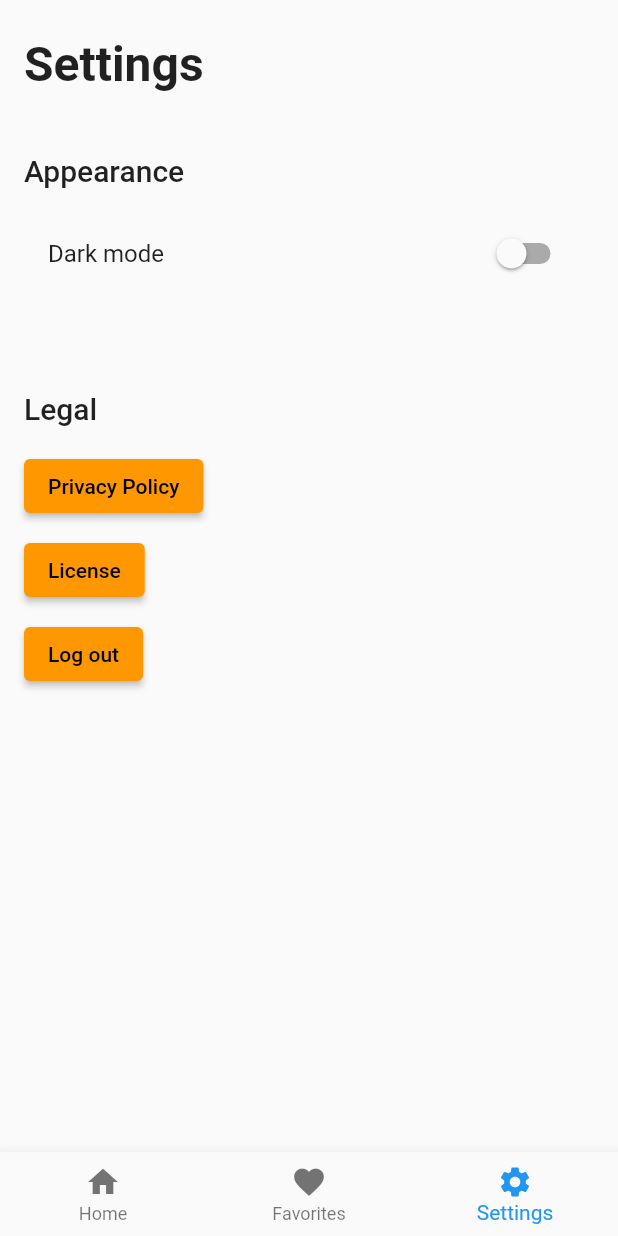
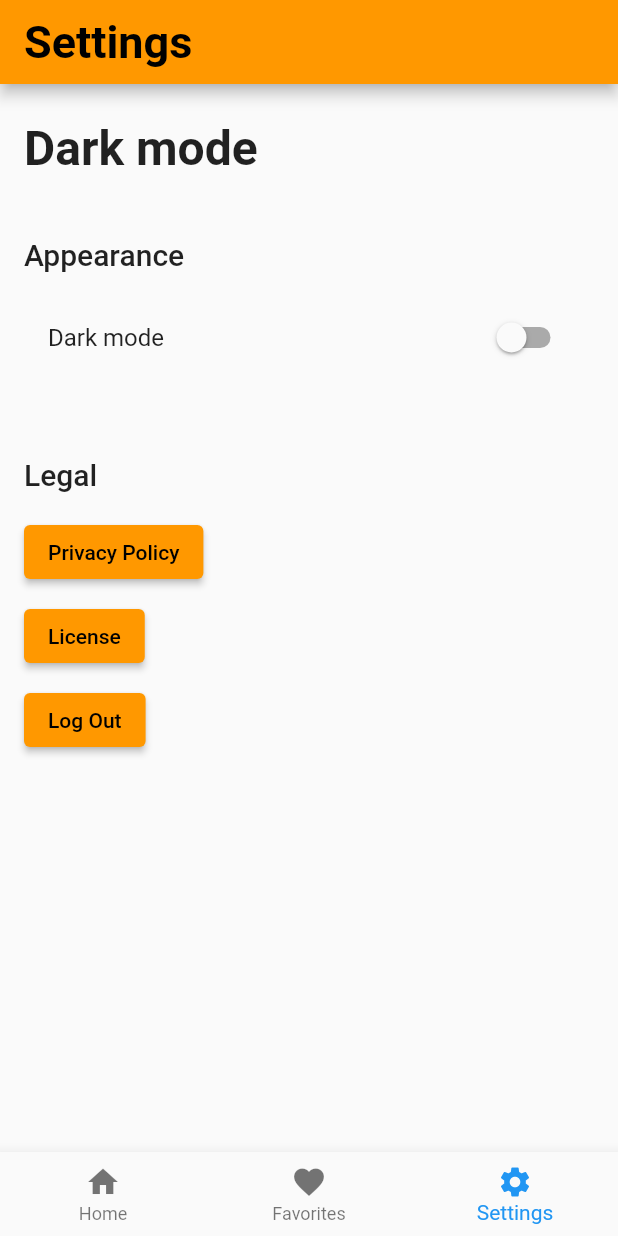
Before and after one commit to ZenMobility/Meal-Recipe, a Flutter app: the FavoritesScreen screen opened by its route, item 3 of the bottom bar chosen, after a tap on "Privacy Policy", on a phone screen of 412 x 824 dp. Run offline on Flutter 3.47's test engine with Material 2 defaults, Android fonts, the phone set to English and light mode, and no system bars; our stand-ins replace adaptive_theme, firebase_auth, firebase_core, font_awesome_flutter, shared_preferences; missing offline and left inert: flutter_email_sender; accounts and stored records are empty.

Commit message:
updated the codewrt UI

```diff
--- a/lib/screens/favorites_screen.dart
+++ b/lib/screens/favorites_screen.dart
@@ -1,10 +1,11 @@
 import 'package:flutter/material.dart';
 import 'package:http/http.dart' as http;
 import 'package:shared_preferences/shared_preferences.dart';
+import 'package:zensar_recipe_app/utils/constants.dart';
 import 'dart:convert';
 import 'recipe_screen.dart';
 import 'package:zensar_recipe_app/components/navbar.dart';
-import 'home_screen.dart';
+import 'search_screen.dart';
 import 'settings_screen.dart';
 import 'package:flutter_email_sender/flutter_email_sender.dart';
 
@@ -66,7 +67,7 @@ class _FavoritesScreenState extends State<FavoritesScreen> {
 
   Future<dynamic> _getRecipe(String recipeName) async {
     final url =
-        'https://www.themealdb.com/api/json/v1/1/search.php?s=${recipeName.replaceAll(' ', '%20')}';
+        kMealsSearchByQuery+'${recipeName.replaceAll(' ', '%20')}';
     final response = await http.get(Uri.parse(url));
     final data = jsonDecode(response.body);
     return data['meals'][0];
@@ -89,6 +90,7 @@ class _FavoritesScreenState extends State<FavoritesScreen> {
   @override
   Widget build(BuildContext context) {
     return Scaffold(
+      appBar: AppBar(title:const Text(kFavouriteRecipeText,style: kFavouriteScreenTitleStyle), automaticallyImplyLeading: false,),
       body: SafeArea(
         child: Column(
           crossAxisAlignment: CrossAxisAlignment.start,
@@ -96,26 +98,32 @@ class _FavoritesScreenState extends State<FavoritesScreen> {
             Padding(
               padding:
                   const EdgeInsets.symmetric(horizontal: 16.0, vertical: 24.0),
+              child: Card(
+                elevation: 5,
+                shadowColor: Colors.amber,
+                color: Colors.white,
                 child: Text(
-                'Favorite Recipes',
-                style: TextStyle(
-                  fontSize: 32.0,
-                  fontWeight: FontWeight.bold,
+                  kFavouriteRecipeSubText,
+                  style: kFavoriteScreenSubTitleStyle,
                 ),
               ),
             ),Expanded(
   child: _favoriteRecipes.isEmpty
       ? Center(
-          child: Text('No favorite recipes'),
+          child: Text(kNoFavouriteRecipeText),
         )
       : ListView.builder(
           itemCount: _favoriteRecipes.length,
           itemBuilder: (BuildContext context, int index) {
             final recipeName = _favoriteRecipes[index];
-            return ListTile(
-              title: Text(recipeName),
+            return Card(
+              elevation: 15,
+              shadowColor: Colors.amber,
+              color: Colors.white,
+              child: ListTile(
+                title: Text(recipeName,style: TextStyle(fontSize: 20,fontWeight: FontWeight.bold,color: Colors.grey),),
                 trailing: IconButton(
-                icon: Icon(Icons.delete),
+                  icon: Icon(Icons.delete_rounded),
                   onPressed: () {
                     _removeFavoriteRecipe(index);
                   },
@@ -130,6 +138,7 @@ class _FavoritesScreenState extends State<FavoritesScreen> {
                                     ),
                                   );
                                 },
+                              ),
             );
                           },
                         ),
@@ -141,7 +150,7 @@ class _FavoritesScreenState extends State<FavoritesScreen> {
         selectedIndex: 1,
         onItemTapped: (index) {
           if (index == 0) {
-            Navigator.pushReplacementNamed(context, HomeScreen.id);
+            Navigator.pushReplacementNamed(context, SearchScreen.id);
           } else if (index == 2) {
             Navigator.pushNamed(context, SettingsScreen.id);
           }
--- a/lib/screens/home.dart
+++ b/lib/screens/home.dart
@@ -4,7 +4,7 @@ import 'package:adaptive_theme/adaptive_theme.dart';
 import 'package:zensar_recipe_app/utils/constants.dart';
 
 import 'favorites_screen.dart';
-import 'home_screen.dart';
+import 'search_screen.dart';
 import 'login_screen.dart';
 import 'recipe_screen.dart';
 import 'register_screen.dart';
@@ -37,7 +37,7 @@ class HomePage extends StatelessWidget {
           WelcomeScreen.id: (context) => WelcomeScreen(),
           LoginScreen.id: (context) => LoginScreen(),
           RegisterScreen.id: (context) => RegisterScreen(),
-          HomeScreen.id: (context) => HomeScreen(),
+          SearchScreen.id: (context) => SearchScreen(),
           RecipeScreen.id: (context) => RecipeScreen(
               recipe: ModalRoute.of(context)!.settings.arguments as dynamic),
           SettingsScreen.id: (context) => SettingsScreen(),
--- a/lib/screens/login_screen.dart
+++ b/lib/screens/login_screen.dart
@@ -2,7 +2,7 @@
 import 'package:flutter/material.dart';
 import 'package:firebase_auth/firebase_auth.dart';
 import 'package:zensar_recipe_app/utils/constants.dart';
-import 'home_screen.dart';
+import 'search_screen.dart';
 
 // Stateful widget for the Login Screen
 class LoginScreen extends StatefulWidget {
@@ -113,7 +113,7 @@ class _LoginScreenState extends State<LoginScreen> {
                           User? user = userCredential.user;
                           if (user != null) {
                             print('Logged in as ${user.email}');
-                            Navigator.pushNamed(context, HomeScreen.id);
+                            Navigator.pushNamed(context, SearchScreen.id);
                           }
                         }
                         // Hide spinner
--- a/lib/screens/recipe_screen.dart
+++ b/lib/screens/recipe_screen.dart
@@ -4,7 +4,7 @@ import 'settings_screen.dart';
 import 'package:shared_preferences/shared_preferences.dart';
 import 'package:zensar_recipe_app/components//navbar.dart';
 import 'favorites_screen.dart';
-import 'home_screen.dart';
+import 'search_screen.dart';
 
 class RecipeScreen extends StatefulWidget {
 static const String id = 'recipe_screen';
@@ -62,7 +62,7 @@ setState(() {
 _selectedIndex = index;
 });
 if (index == 0) {
-Navigator.pushNamed(context, HomeScreen.id);
+Navigator.pushNamed(context, SearchScreen.id);
 } else if (index == 1) {
 Navigator.pushNamed(context, FavoritesScreen.id);
 } else if (index == 2) {
--- a/lib/screens/register_screen.dart
+++ b/lib/screens/register_screen.dart
@@ -3,7 +3,7 @@ import 'package:flutter/material.dart';
 import 'package:firebase_auth/firebase_auth.dart';
 import 'package:flutter/services.dart';
 import 'package:zensar_recipe_app/utils/constants.dart';
-import 'home_screen.dart';
+import 'search_screen.dart';
 
 // RegisterScreen class, extends StatefulWidget
 class RegisterScreen extends StatefulWidget {
@@ -107,7 +107,7 @@ class _RegisterScreenState extends State<RegisterScreen> {
                         await _auth.createUserWithEmailAndPassword(
                             email: email, password: password);
                     // Navigate to HomeScreen
-                        Navigator.pushNamed(context, HomeScreen.id);
+                        Navigator.pushNamed(context, SearchScreen.id);
                       }
 
                     } on FirebaseAuthException catch (e) {
--- a/lib/screens/settings_screen.dart
+++ b/lib/screens/settings_screen.dart
@@ -2,8 +2,9 @@
 import 'package:flutter/material.dart';
 import 'package:url_launcher/url_launcher.dart';
 import 'package:zensar_recipe_app/components/navbar.dart';
+import 'package:zensar_recipe_app/utils/constants.dart';
 import 'favorites_screen.dart';
-import 'home_screen.dart';
+import 'search_screen.dart';
 import 'package:adaptive_theme/adaptive_theme.dart';
 
 // Define a stateful widget for the settings screen
@@ -20,6 +21,7 @@ class _SettingsScreenState extends State<SettingsScreen> {
   @override
   Widget build(BuildContext context) {
     return Scaffold(
+      appBar: AppBar(title:const Text(kSettingsText,style: kFavouriteScreenTitleStyle), automaticallyImplyLeading: false,),
       body: Column(
         crossAxisAlignment: CrossAxisAlignment.start,
         children: [
@@ -28,27 +30,27 @@ class _SettingsScreenState extends State<SettingsScreen> {
             padding:
                 const EdgeInsets.symmetric(horizontal: 16.0, vertical: 24.0),
             child: Text(
-              'Settings',
+              kSettingsScreenDrkMode,
               style: TextStyle(
                 fontSize: 32.0,
                 fontWeight: FontWeight.bold,
               ),
             ),
           ),
-// Display appearance options
+          // Display appearance options
           Padding(
             padding: const EdgeInsets.all(16.0),
             child: Column(
               crossAxisAlignment: CrossAxisAlignment.start,
               children: [
                 Text(
-                  'Appearance',
+                  kSettingsScreenAppearanceTxt,
                   style: Theme.of(context).textTheme.titleLarge,
                 ),
                 SizedBox(height: 16.0),
-// Display dark mode switch
+              // Display dark mode switch
                 ListTile(
-                  title: Text('Dark mode'),
+                  title: Text(kSettingsScreenDrkMode),
                   trailing: Switch(
                     value: AdaptiveTheme.of(context).mode ==
                         AdaptiveThemeMode.dark,
@@ -61,11 +63,11 @@ class _SettingsScreenState extends State<SettingsScreen> {
                     },
                   ),
                 ),
-                SizedBox(height: 32.0),
+                SizedBox(height: 20.0),
               ],
             ),
           ),
-// Display legal options
+      // Display legal options
           Padding(
             padding: const EdgeInsets.all(16.0),
             child: Column(
@@ -76,11 +78,11 @@ class _SettingsScreenState extends State<SettingsScreen> {
                   style: Theme.of(context).textTheme.titleLarge,
                 ),
                 SizedBox(height: 16.0),
-// Display button to privacy policy
+        // Display button to privacy policy
                 ElevatedButton(
-                  child: Text('Privacy Policy'),
+                  child: Text(kSettingsPrivacyPolicy),
                   onPressed: () async {
-                    const url = 'https://example.com/privacy-policy';
+                    const url = kDummyPrivacyPolicy;
                     if (await canLaunchUrl(Uri.parse(url))) {
                       await launchUrl(Uri.parse(url));
                     } else {
@@ -91,9 +93,9 @@ class _SettingsScreenState extends State<SettingsScreen> {
                 SizedBox(height: 8.0),
 // Display button to license
                 ElevatedButton(
-                  child: Text('License'),
+                  child: Text(kSettingsLicense),
                   onPressed: () async {
-                    const url = 'https://example.com/license';
+                    const url = kDummyLicense;
                     if (await canLaunchUrl(Uri.parse(url))) {
                       await launchUrl(Uri.parse(url));
                     } else {
@@ -104,7 +106,7 @@ class _SettingsScreenState extends State<SettingsScreen> {
                 SizedBox(height: 8.0),
 // Display button to log out
                 ElevatedButton(
-                  child: Text('Log out'),
+                  child: Text(kSettingsLogout),
                   onPressed: () {
                     Navigator.popUntil(context, (route) => route.isFirst);
                   },
@@ -119,7 +121,7 @@ class _SettingsScreenState extends State<SettingsScreen> {
         selectedIndex: 2,
         onItemTapped: (index) {
           if (index == 0) {
-            Navigator.pushReplacementNamed(context, HomeScreen.id);
+            Navigator.pushReplacementNamed(context, SearchScreen.id);
           } else if (index == 1) {
             Navigator.pushReplacementNamed(context, FavoritesScreen.id);
           }
--- a/lib/utils/constants.dart
+++ b/lib/utils/constants.dart
@@ -10,9 +10,33 @@ const String kWelcomeScreenLogin = 'Login';
 const String kLoginTextFieldEmail = 'Email';
 const String kLoginTextFieldPassword = 'Password';
 const String kLoginScreenButon = 'Log In';
+const String kSettingsScreenDrkMode = 'Dark mode';
+const String kSettingsScreenTitle ='Settings';
+const String kSettingsScreenAppearanceTxt ='Appearance';
+const String kSettingsPrivacyPolicy='Privacy Policy';
+const String kSettingsLicense='License';
+const String kSettingsLogout = 'Log Out';
+const String kFavouriteRecipeText =  'Favorites Recipes';
+const String kFavouriteRecipeSubText =  'Find Your Favorites Here !';
+const String kNoFavouriteRecipeText =  'No favorite recipes';
+const String kRandomMealText =  'Random Meal';
+const String kSettingsText =  'Settings';
+const String kSearchScreenText =  'Find Your Meals Randomly';
+const String kSearchForaMealText =  'Search for a meal!';
+const String kSearchNoMeal =  'No results found.';
+
+
+
 const kBrightness = Brightness.light;
 const kOrange = Colors.orange;
 const kDark = Brightness.dark;
+
+/// <eal DB URl's
+const String kMealsRandomItem = 'https://www.themealdb.com/api/json/v1/1/random.php';
+const String kMealsSearchByQuery = "https://www.themealdb.com/api/json/v1/1/search.php?s=";
+const String kDummyLicense ='https://example.com/license';
+const String kDummyPrivacyPolicy ='https://example.com/privacy-policy';
+
 
 const kWelcomeScreenTitleStyle = TextStyle(
     fontSize: 24.0, color: Colors.lightBlue, fontWeight: FontWeight.bold);
@@ -27,7 +51,16 @@ const kLoginScreenTitleStyle = TextStyle(
 );
 const kLoginScreenButStyle =
 TextStyle(fontSize: 20.0, color: Colors.white, fontWeight: FontWeight.bold);
-//TextStyle(fontSize: 22.0, color: Color(0xFF81838E));
+
+const kFavouriteScreenTitleStyle = TextStyle(
+    fontSize: 30, color: Colors.black, fontWeight: FontWeight.bold);
+
+const kFavoriteScreenSubTitleStyle = TextStyle(
+    fontSize: 25.0,
+    color: Colors.blueGrey,
+    fontWeight: FontWeight.bold,
+    fontStyle: FontStyle.italic
+);
 
 const kTextFieldDecoration = InputDecoration(
 // Set a default hint text
```
Also changed, not shown: lib/screens/search_screen.dart (renamed from lib/screens/home_screen.dart, +26 -14 lines). Lines whose indentation alone changed are shown as unchanged.
